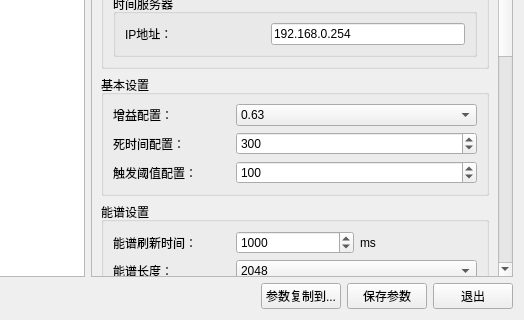
This is detsettingwindow.ui in MrXiaomao/ZrActivationPro as Qt 5 draws it before an edit; both pictures show x 208 to 732 and y 210 to 530 of the 732 by 530 pixel window. The edited form follows.
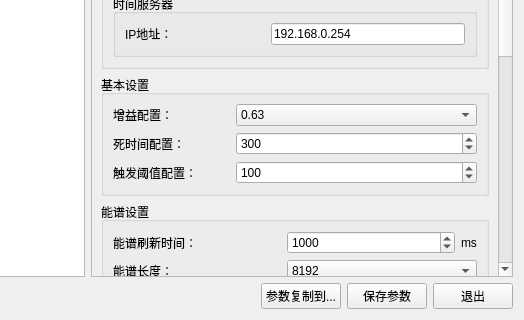
This is the edited form.

Patch:
```diff
--- a/detsettingwindow.ui
+++ b/detsettingwindow.ui
@@ -23,7 +23,7 @@
       <property name="geometry">
        <rect>
         <x>0</x>
-        <y>-268</y>
+        <y>-247</y>
         <width>406</width>
         <height>801</height>
        </rect>
@@ -380,6 +380,12 @@
          <layout class="QGridLayout" name="gridLayout_4">
           <item row="0" column="0">
            <widget class="QLabel" name="label_23">
+            <property name="sizePolicy">
+             <sizepolicy hsizetype="Preferred" vsizetype="Preferred">
+              <horstretch>0</horstretch>
+              <verstretch>0</verstretch>
+             </sizepolicy>
+            </property>
             <property name="text">
              <string>能谱刷新时间：</string>
             </property>
@@ -400,6 +406,12 @@
           </item>
           <item row="0" column="2">
            <widget class="QLabel" name="label_26">
+            <property name="sizePolicy">
+             <sizepolicy hsizetype="Fixed" vsizetype="Preferred">
+              <horstretch>0</horstretch>
+              <verstretch>0</verstretch>
+             </sizepolicy>
+            </property>
             <property name="text">
              <string>ms</string>
             </property>
@@ -414,8 +426,11 @@
           </item>
           <item row="1" column="1" colspan="2">
            <widget class="QComboBox" name="comboBox_spectrumLength">
+            <property name="enabled">
+             <bool>true</bool>
+            </property>
             <property name="currentIndex">
-             <number>1</number>
+             <number>3</number>
             </property>
             <item>
              <property name="text">
```
Left out of the diff: 2 changed lines with no effect on the pictures.
